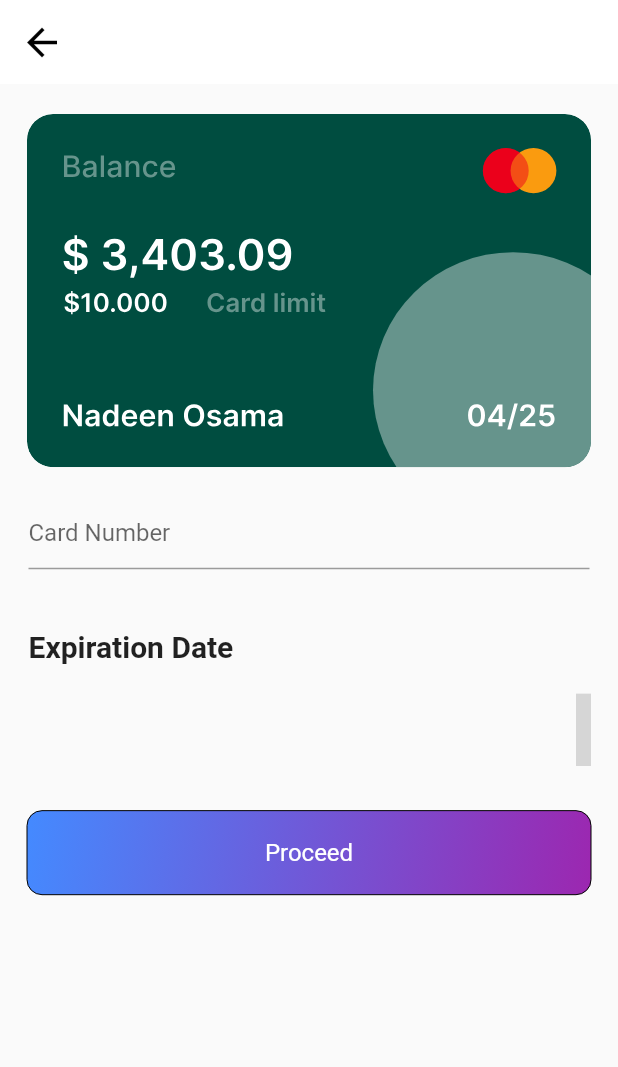
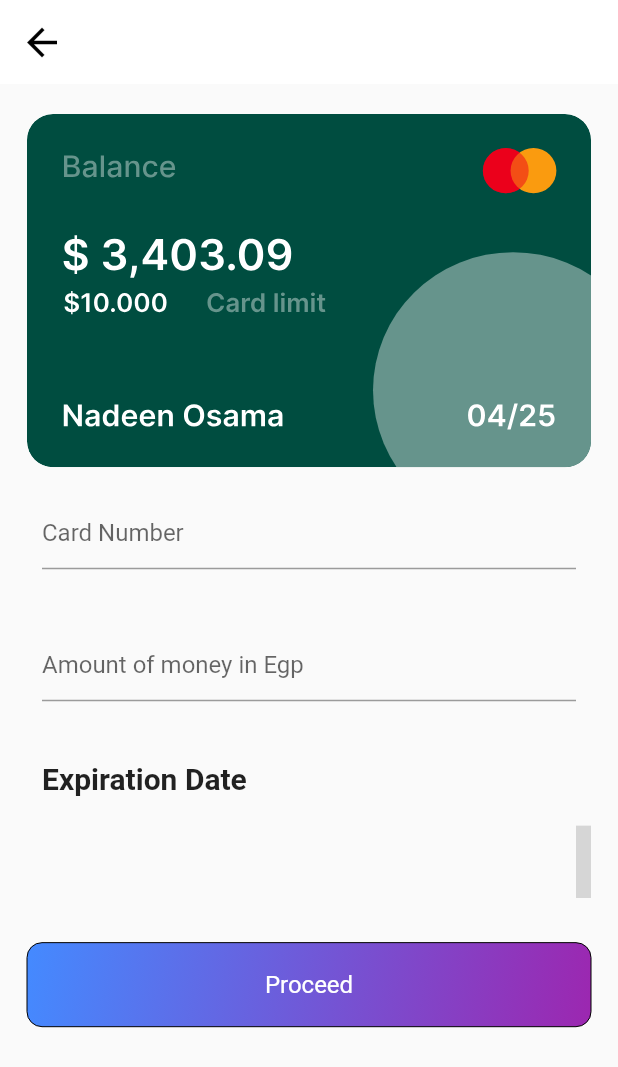
Before and after one commit to omar11698/highway_gates, a Flutter app: the PaymentScreen screen opened by its route, on a phone screen of 412 x 824 dp. Shown: the top 1067 px of the screen. Run offline on Flutter 3.47's test engine with Material 2 defaults, Android fonts, the phone set to English and light mode, and no system bars; our stand-ins replace bloc, cloud_firestore, dartz, date_time_picker, equatable, firebase_auth and 6 more; missing offline and left inert: datepicker_dropdown; accounts and stored records are empty; grey boxes are pictures that could not be loaded.

Commit message:
finishing payment_screen.dart finished

```diff
--- a/lib/Core/router/navigation_router.dart
+++ b/lib/Core/router/navigation_router.dart
@@ -79,7 +79,7 @@ class NavigationRouter{
       case paymentRoute:
         return MaterialPageRoute(builder: (_) => const PaymentScreen());
       case balanceRoute:
-        return MaterialPageRoute(builder: (_) => const BalanceScreen());
+        return MaterialPageRoute(builder: (_) => const BalanceScreen(balance: "0.0 ",));
       default:
         return MaterialPageRoute(
             builder: (_) => Scaffold(
--- a/lib/Traffic_Contraventions_feature/presentation/pages/billing_screen.dart
+++ b/lib/Traffic_Contraventions_feature/presentation/pages/billing_screen.dart
@@ -65,7 +65,8 @@ class _BillingScreenState extends State<BillingScreen> {
                   Row(
                     mainAxisAlignment: MainAxisAlignment.end,
                     children: [
-                      SizedBox(
+                      Expanded(
+                        child: SizedBox(
                             width: 165,
                             height: 50,
                             child: DateTimePicker(
@@ -97,6 +98,7 @@ class _BillingScreenState extends State<BillingScreen> {
                                 return null;
                               },
                               onSaved: (val) => print(val)),
+                            ),
                       ),
                       const SizedBox(
                         width: 100,
--- a/lib/Traffic_Contraventions_feature/presentation/pages/payment_screen.dart
+++ b/lib/Traffic_Contraventions_feature/presentation/pages/payment_screen.dart
@@ -4,6 +4,8 @@ import 'package:flutter_svg/svg.dart';
 import 'package:highway_gates/Authentication_feature/presentation/widgets/default_button.dart';
 import 'package:highway_gates/Core/constants/svg_images.dart';
 import 'package:highway_gates/Core/router/navigation_router.dart';
+import 'package:highway_gates/Traffic_Contraventions_feature/presentation/pages/balance_screen.dart';
+import 'package:highway_gates/Traffic_Contraventions_feature/presentation/pages/billing_screen.dart';
 
 class PaymentScreen extends StatefulWidget {
   const PaymentScreen({super.key});
@@ -15,6 +17,7 @@ class PaymentScreen extends StatefulWidget {
 class _PaymentScreenState extends State<PaymentScreen> {
   @override
   Widget build(BuildContext context) {
+    TextEditingController raseedController = TextEditingController();
     // AutovalidateMode autovalidate = AutovalidateMode.disabled;
     int selectedDay = 14;
     int selectedMonth = 10;
@@ -47,8 +50,8 @@ class _PaymentScreenState extends State<PaymentScreen> {
               Align(
                 alignment: Alignment.centerLeft,
                 child: Container(
-                    margin:
-                        const EdgeInsets.symmetric(vertical: 20, horizontal: 1),
+                    margin: const EdgeInsets.symmetric(
+                        vertical: 20, horizontal: 10),
                     child: const TextField(
                       decoration: InputDecoration(
                         hintText: "Card Number",
@@ -59,8 +62,22 @@ class _PaymentScreenState extends State<PaymentScreen> {
               Align(
                 alignment: Alignment.centerLeft,
                 child: Container(
-                    margin:
-                        const EdgeInsets.symmetric(vertical: 20, horizontal: 1),
+                  margin:
+                      const EdgeInsets.symmetric(vertical: 20, horizontal: 10),
+                  child: TextField(
+                    controller: raseedController,
+                    decoration: const InputDecoration(
+                      hintText: "Amount of money in Egp",
+                    ),
+                    keyboardType: TextInputType.number,
+                  ),
+                ),
+              ),
+              Align(
+                alignment: Alignment.centerLeft,
+                child: Container(
+                    margin: const EdgeInsets.symmetric(
+                        vertical: 20, horizontal: 10),
                     child: const Text(
                       "Expiration Date",
                       style:
@@ -118,8 +135,12 @@ class _PaymentScreenState extends State<PaymentScreen> {
                                   mobileSize: mobileSize,
                                   label: 'Ok',
                                   onTap: () {
-                                    Navigator.of(context)
-                                        .pushReplacementNamed(billingRoute);
+                                    debugPrint("**********************${raseedController.text.toString()}");
+                                    Navigator.push(context, MaterialPageRoute(builder: (BuildContext buildContext){
+                                      return BalanceScreen(balance: raseedController.text.toString());
+                                    }));
+                                    // Navigator.of(context)
+                                    //     .pushReplacementNamed(billingRoute,);
                                   },
                                 ),
                               ],
```
Also changed, not shown: lib/Traffic_Contraventions_feature/presentation/pages/balance_screen.dart (+5 -4 lines). Lines whose indentation alone changed are shown as unchanged.
